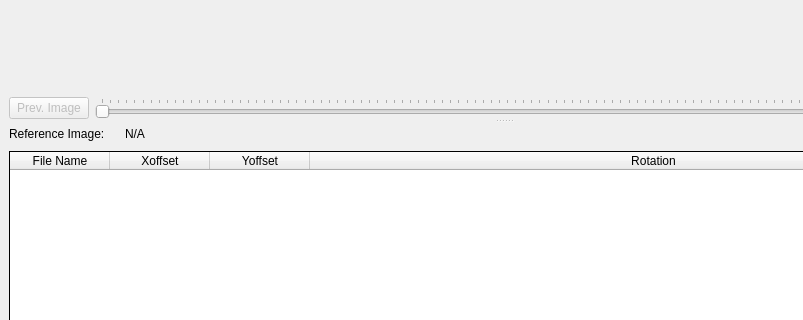
Above: ui/ui_registration_profile.ui from neutronimaging/python_notebooks before the change; both pictures show x 0 to 803 and y 345 to 665 of the 1007 by 1149 pixel window. Below: the same form after it.
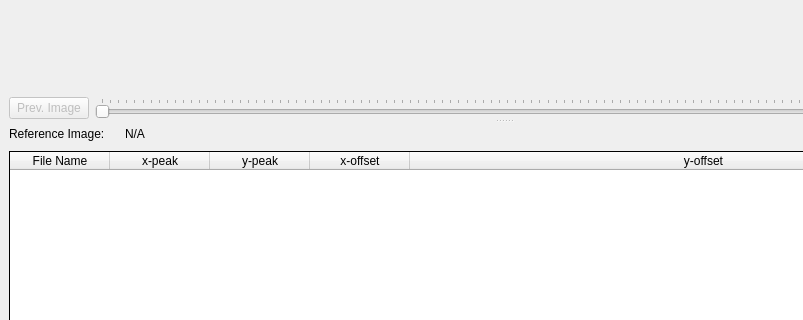
That is the form after the change.

Commit message: updated table format of registration profile

```diff
--- a/ui/ui_registration_profile.ui
+++ b/ui/ui_registration_profile.ui
@@ -259,17 +259,22 @@
            </column>
            <column>
             <property name="text">
-             <string>Xoffset</string>
+             <string>x-peak</string>
             </property>
            </column>
            <column>
             <property name="text">
-             <string>Yoffset</string>
+             <string>y-peak</string>
             </property>
            </column>
            <column>
             <property name="text">
-             <string>Rotation</string>
+             <string>x-offset</string>
+            </property>
+           </column>
+           <column>
+            <property name="text">
+             <string>y-offset</string>
             </property>
            </column>
           </widget>
```
